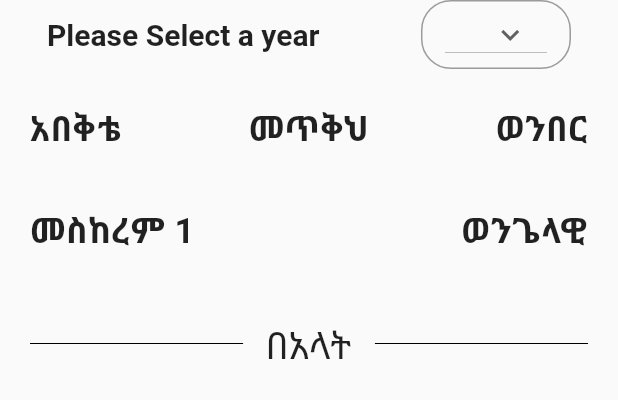
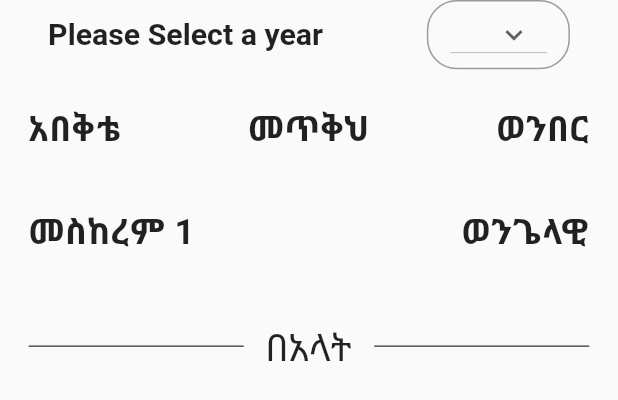
Before and after one commit to Nabute/ethiopian_calendar, a Flutter app: the MyBahireHasab widget shown alone on an empty page, opened directly, on a phone screen of 412 x 824 dp. Shown: the top 400 px of the screen. Run offline on Flutter 3.47's test engine with Material 2 defaults, Android fonts, the phone set to English and light mode, and no system bars; our stand-ins replace bloc, equatable, flutter_bloc; missing offline and left inert: abushakir; statements that could not run were skipped.

Commit message:
responsiveness completed

```diff
--- a/lib/screens/bahireHasab.dart
+++ b/lib/screens/bahireHasab.dart
@@ -1,5 +1,6 @@
 import 'package:flutter/material.dart';
 import 'package:abushakir/abushakir.dart';
+import 'package:ethiopian_calendar/size_config.dart';
 
 class MyBahireHasab extends StatefulWidget {
   @override
@@ -44,20 +45,24 @@ class _MyBahireHasabState extends State<MyBahireHasab> {
           children: <Widget>[
             Text(
               "Please Select a year ",
-              style: TextStyle(fontSize: 20, fontWeight: FontWeight.bold),
+              style: TextStyle(
+                  fontSize: 2.45 * SizeConfig.textMultiplier,
+                  fontWeight: FontWeight.bold),
             ),
             Container(
-              padding: EdgeInsets.symmetric(vertical: 10.0),
-              width: 100,
+              padding: EdgeInsets.symmetric(
+                  vertical: 1.225 * SizeConfig.heightMultiplier),
+              width: 23.15 * SizeConfig.widthMultiplier,
               decoration: new BoxDecoration(
                   borderRadius: BorderRadius.all(Radius.circular(20.0)),
                   border: new Border.all(color: Colors.black38)),
               child: Padding(
-                padding: const EdgeInsets.symmetric(horizontal: 15.0),
+                padding: EdgeInsets.symmetric(
+                    horizontal: 3.47 * SizeConfig.widthMultiplier),
                 child: DropdownButton<int>(
                     value: dropdownValue,
                     icon: Icon(Icons.keyboard_arrow_down),
-                    iconSize: 24,
+                    iconSize: 5.5 * SizeConfig.imageSizeMultiplier,
                     elevation: 16,
                     isDense: true,
                     autofocus: true,
@@ -74,10 +79,12 @@ class _MyBahireHasabState extends State<MyBahireHasab> {
           ],
         ),
         SizedBox(
-          height: 10,
+          height: 1.225 * SizeConfig.heightMultiplier,
         ),
         Padding(
-          padding: const EdgeInsets.symmetric(horizontal: 20.0, vertical: 8),
+          padding: EdgeInsets.symmetric(
+              horizontal: 4.63 * SizeConfig.widthMultiplier,
+              vertical: 0.98 * SizeConfig.heightMultiplier),
           child: Row(
             mainAxisAlignment: MainAxisAlignment.spaceBetween,
             children: <Widget>[
@@ -88,7 +95,8 @@ class _MyBahireHasabState extends State<MyBahireHasab> {
           ),
         ),
         Padding(
-          padding: const EdgeInsets.symmetric(horizontal: 20.0),
+          padding: EdgeInsets.symmetric(
+              horizontal: 4.63 * SizeConfig.widthMultiplier),
           child: Row(
             mainAxisAlignment: MainAxisAlignment.spaceBetween,
             children: <Widget>[
@@ -98,8 +106,11 @@ class _MyBahireHasabState extends State<MyBahireHasab> {
           ),
         ),
         Padding(
-          padding: const EdgeInsets.only(
-              left: 20.0, right: 20.0, top: 20.0, bottom: 10),
+          padding: EdgeInsets.only(
+              left: 4.63 * SizeConfig.widthMultiplier,
+              right: 4.63 * SizeConfig.widthMultiplier,
+              top: 2.45 * SizeConfig.heightMultiplier,
+              bottom: 1.2255 * SizeConfig.heightMultiplier),
           child: Row(
             mainAxisAlignment: MainAxisAlignment.spaceBetween,
             children: <Widget>[
@@ -108,21 +119,23 @@ class _MyBahireHasabState extends State<MyBahireHasab> {
                   children: <Widget>[
                     Divider(
                       color: Colors.black,
-                      endIndent: 15,
+                      endIndent: 3.47 * SizeConfig.widthMultiplier,
                     )
                   ],
                 ),
               ),
               Text(
                 "በአላት",
-                style: TextStyle(fontWeight: FontWeight.w500, fontSize: 25),
+                style: TextStyle(
+                    fontWeight: FontWeight.w500,
+                    fontSize: 3.06 * SizeConfig.textMultiplier),
               ),
               Expanded(
                 child: Column(
                   children: <Widget>[
                     Divider(
                       color: Colors.black,
-                      indent: 15,
+                      indent: 3.47 * SizeConfig.widthMultiplier,
                     )
                   ],
                 ),
@@ -139,21 +152,23 @@ class _MyBahireHasabState extends State<MyBahireHasab> {
 
   Widget _buildDaysandConstants(Map<String, dynamic> payload) {
     return Container(
-      height: 60,
+      height: 7.35 * SizeConfig.heightMultiplier,
       child: Column(
         mainAxisAlignment: MainAxisAlignment.center,
         crossAxisAlignment: CrossAxisAlignment.start,
         children: <Widget>[
           Text(
             "${payload['key']}",
-            style: TextStyle(fontWeight: FontWeight.bold, fontSize: 23),
+            style: TextStyle(
+                fontWeight: FontWeight.bold,
+                fontSize: 2.818 * SizeConfig.textMultiplier),
             textAlign: TextAlign.center,
           ),
           Padding(
-            padding: const EdgeInsets.only(right: 10),
+            padding: EdgeInsets.only(right: 2.31 * SizeConfig.widthMultiplier),
             child: Text(
               "${payload['value']}",
-              style: TextStyle(fontSize: 16),
+              style: TextStyle(fontSize: 1.96 * SizeConfig.textMultiplier),
               textAlign: TextAlign.center,
             ),
           ),
@@ -162,7 +177,7 @@ class _MyBahireHasabState extends State<MyBahireHasab> {
     );
   }
 
-  void computeBahireHasab(int year){
+  void computeBahireHasab(int year) {
     BahireHasab bh = new BahireHasab(year: year);
     wenber['value'] = bh.wenber;
     abekte['value'] = bh.abekte;
@@ -171,7 +186,6 @@ class _MyBahireHasabState extends State<MyBahireHasab> {
     wengelawi['value'] = bh.getEvangelist(returnName: true);
 
     bealat = bh.allAtswamat;
-
   }
 
   Widget _buildFeastandHoliday() {
@@ -179,28 +193,34 @@ class _MyBahireHasabState extends State<MyBahireHasab> {
       itemCount: bealat.length,
       itemBuilder: (BuildContext context, int index) {
         return Padding(
-          padding: const EdgeInsets.symmetric(horizontal: 20.0, vertical: 10),
+          padding: EdgeInsets.symmetric(
+              horizontal: 4.63 * SizeConfig.widthMultiplier,
+              vertical: 1.225 * SizeConfig.heightMultiplier),
           child: Row(
             mainAxisAlignment: MainAxisAlignment.spaceBetween,
             children: <Widget>[
               Text(
                 bealat[index]["beal"],
-                style: TextStyle(fontWeight: FontWeight.w500, fontSize: 19),
+                style: TextStyle(
+                    fontWeight: FontWeight.w500,
+                    fontSize: 2.33 * SizeConfig.textMultiplier),
               ),
               Expanded(
                 child: Column(
                   children: <Widget>[
                     Divider(
                       color: Colors.black,
-                      indent: 30,
-                      endIndent: 30,
+                      indent: 6.9 * SizeConfig.widthMultiplier,
+                      endIndent: 6.9 * SizeConfig.widthMultiplier,
                     )
                   ],
                 ),
               ),
               Text(
                 "${bealat[index]["day"]["month"]}, ${bealat[index]["day"]["date"]}",
-                style: TextStyle(fontWeight: FontWeight.w500, fontSize: 19),
+                style: TextStyle(
+                    fontWeight: FontWeight.w500,
+                    fontSize: 2.33 * SizeConfig.textMultiplier),
               ),
             ],
           ),
--- /dev/null
+++ b/lib/size_config.dart
@@ -0,0 +1,42 @@
+import 'package:flutter/rendering.dart';
+import 'package:flutter/widgets.dart';
+
+class SizeConfig {
+  static double _screenWidth;
+  static double _screenHeight;
+  static double _blockWidth = 0;
+  static double _blockHeight = 0;
+
+  static double textMultiplier;
+  static double imageSizeMultiplier;
+  static double heightMultiplier;
+  static double widthMultiplier;
+  static bool isPortrait = true;
+  static bool isMobilePortrait = false;
+
+  void init(BoxConstraints constraints, Orientation orientation) {
+    if (orientation == Orientation.portrait) {
+      _screenWidth = constraints.maxWidth;
+      _screenHeight = constraints.maxHeight;
+      isPortrait = true;
+      if (_screenWidth < 450) {
+        isMobilePortrait = true;
+      }
+    } else {
+      _screenWidth = constraints.maxHeight;
+      _screenHeight = constraints.maxWidth;
+      isPortrait = false;
+      isMobilePortrait = false;
+    }
+
+    _blockWidth = _screenWidth / 100;
+    _blockHeight = _screenHeight / 100;
+
+    textMultiplier = _blockHeight;
+    imageSizeMultiplier = _blockWidth;
+    heightMultiplier = _blockHeight;
+    widthMultiplier = _blockWidth;
+
+    print(_screenWidth);
+  }
+}
```
Also changed, not shown: lib/main.dart (+24 -7 lines), lib/screens/calendar.dart (+123 -34 lines), pubspec.lock.
